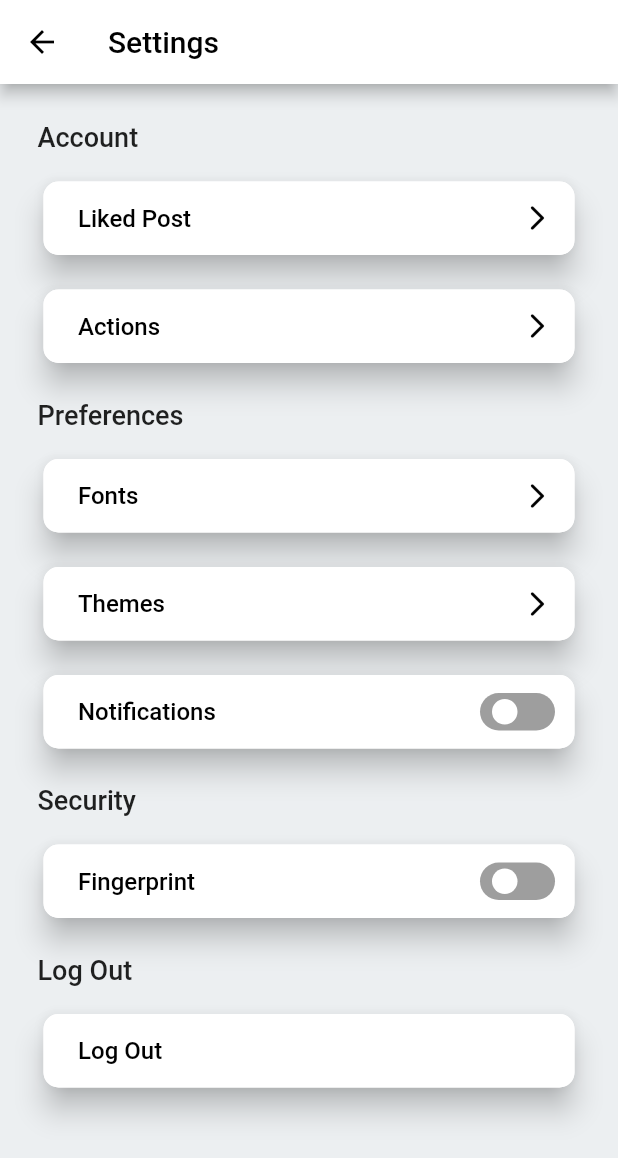
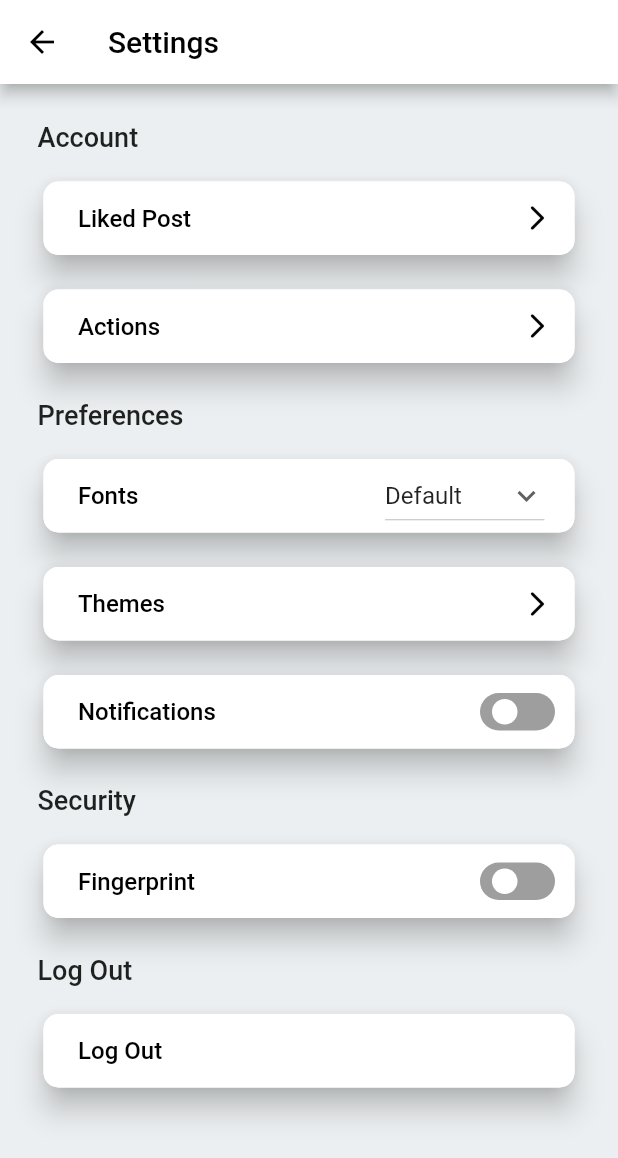
Before and after one commit to Fenillad-23/chatIn, a Flutter app: the Setting screen opened directly, on a phone screen of 412 x 824 dp. Shown: the top 1158 px of the screen. Run offline on Flutter 3.47's test engine with Material 2 defaults, Android fonts, the phone set to English and light mode, and no system bars; drawn by our look-alikes of flutter_switch; our stand-ins replace font_awesome_flutter, im_stepper, image_picker, local_auth, lottie, otp_text_field and 1 more; accounts and stored records are empty; Roboto replaces fonts that are missing (Default).

Commit message:
change font style complete

```diff
--- a/lib/HomeScreen/Chat/Chat_Ui_Main.dart
+++ b/lib/HomeScreen/Chat/Chat_Ui_Main.dart
@@ -1,5 +1,4 @@
 import 'package:flutter/material.dart';
-import 'package:font_awesome_flutter/font_awesome_flutter.dart';
 
 import 'individualChat.dart';
 
--- a/lib/HomeScreen/Home.dart
+++ b/lib/HomeScreen/Home.dart
@@ -1,11 +1,8 @@
 import 'package:chattin/Post/UploadPost.dart';
-import 'package:chattin/Splash_Screen/onBoarding.dart';
 import 'package:flutter/material.dart';
-import 'package:shared_preferences/shared_preferences.dart';
 import '../Notification/NotoficationScreen.dart';
 import 'DashBoard.dart';
 import 'User/SearchUser.dart';
-import 'UserProfile/UserProfile.dart';
 import 'UserProfileMain/UserProfileMain.dart';
 
 class Home extends StatefulWidget {
--- a/lib/HomeScreen/User/SearchUser.dart
+++ b/lib/HomeScreen/User/SearchUser.dart
@@ -1,5 +1,4 @@
 import 'package:chattin/HomeScreen/UserProfile/UserProfile.dart';
-import 'package:chattin/HomeScreen/UserProfileMain/UserProfileMain.dart';
 import 'package:chattin/Network/network_dio.dart';
 import 'package:flutter/material.dart';
 import 'package:shared_preferences/shared_preferences.dart';
--- a/lib/HomeScreen/UserProfileMain/FollowingList.dart
+++ b/lib/HomeScreen/UserProfileMain/FollowingList.dart
@@ -1,6 +1,4 @@
 import 'package:flutter/material.dart';
-import 'package:shared_preferences/shared_preferences.dart';
-
 import '../../Network/network_dio.dart';
 import '../UserProfile/UserProfile.dart';
 
--- a/lib/HomeScreen/UserProfileMain/Setting.dart
+++ b/lib/HomeScreen/UserProfileMain/Setting.dart
@@ -4,6 +4,9 @@ import 'package:shared_preferences/shared_preferences.dart';
 import '../../Splash_Screen/onBoarding.dart';
 import 'package:flutter/services.dart';
 import 'package:local_auth/local_auth.dart';
+// import 'package:restart_app/restart_app.dart';
+
+// String fonts = 'Slabo';
 
 class Setting extends StatefulWidget {
   const Setting({Key? key}) : super(key: key);
@@ -26,9 +29,24 @@ class LocalAuthApi {
 class _SettingState extends State<Setting> {
   bool Notification = false;
   bool? Fingerprint;
+  String dropdownvalue = 'Default';
+
+  // List of items in our dropdown menu
+  var items = [
+    'Default',
+    'Slabo',
+    'DancingScript',
+  ];
+
   void initState() {
     super.initState();
     verify();
+  }
+
+  setFontStyle() async {
+    SharedPreferences sharedPreferences = await SharedPreferences.getInstance();
+    sharedPreferences.setString('fontFamily', dropdownvalue);
+    print(dropdownvalue);
   }
 
   verify() async {
@@ -198,9 +216,28 @@ class _SettingState extends State<Setting> {
                                           fontWeight: FontWeight.w500)),
                                 ),
                                 Padding(
-                                  padding: const EdgeInsets.only(right: 15),
-                                  child: Icon(Icons.arrow_forward_ios_rounded,
-                                      size: 20, color: Colors.black),
+                                  padding: EdgeInsets.only(right: 20),
+                                  child: DropdownButton(
+                                    value: dropdownvalue,
+                                    icon: const Icon(Icons.keyboard_arrow_down),
+                                    items: items.map((String items) {
+                                      return DropdownMenuItem(
+                                        value: items,
+                                        child: Text(
+                                          items,
+                                          style: TextStyle(fontFamily: items),
+                                        ),
+                                      );
+                                    }).toList(),
+                                    onChanged: (String? newValue) {
+                                      setState(() {
+                                        dropdownvalue = newValue!;
+                                        setFontStyle();
+                                        // Restart.restartApp();
+                                        RestartWidget.restartApp(context);
+                                      });
+                                    },
+                                  ),
                                 ),
                               ],
                             ),
@@ -419,3 +456,34 @@ class _SettingState extends State<Setting> {
         (route) => false);
   }
 }
+
+class RestartWidget extends StatefulWidget {
+  RestartWidget({required this.child});
+
+  final Widget child;
+
+  static void restartApp(BuildContext context) {
+    context.findAncestorStateOfType<_RestartWidgetState>()?.restartApp();
+  }
+
+  @override
+  _RestartWidgetState createState() => _RestartWidgetState();
+}
+
+class _RestartWidgetState extends State<RestartWidget> {
+  Key key = UniqueKey();
+
+  void restartApp() {
+    setState(() {
+      key = UniqueKey();
+    });
+  }
+
+  @override
+  Widget build(BuildContext context) {
+    return KeyedSubtree(
+      key: key,
+      child: widget.child,
+    );
+  }
+}
```
Also changed, not shown: lib/HomeScreen/Chat/individualChat.dart (+2 -5 lines), lib/HomeScreen/UserProfileMain/EditProfile/EditProfile.dart (+5 -2 lines), lib/main.dart (+18 -1 lines).
